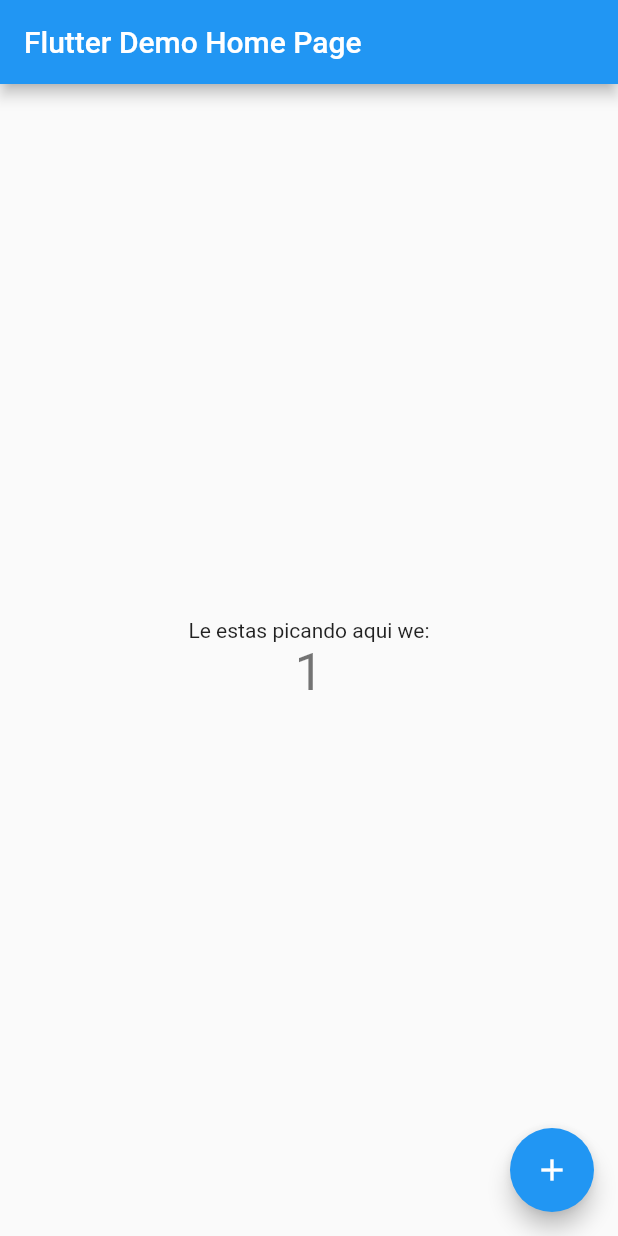
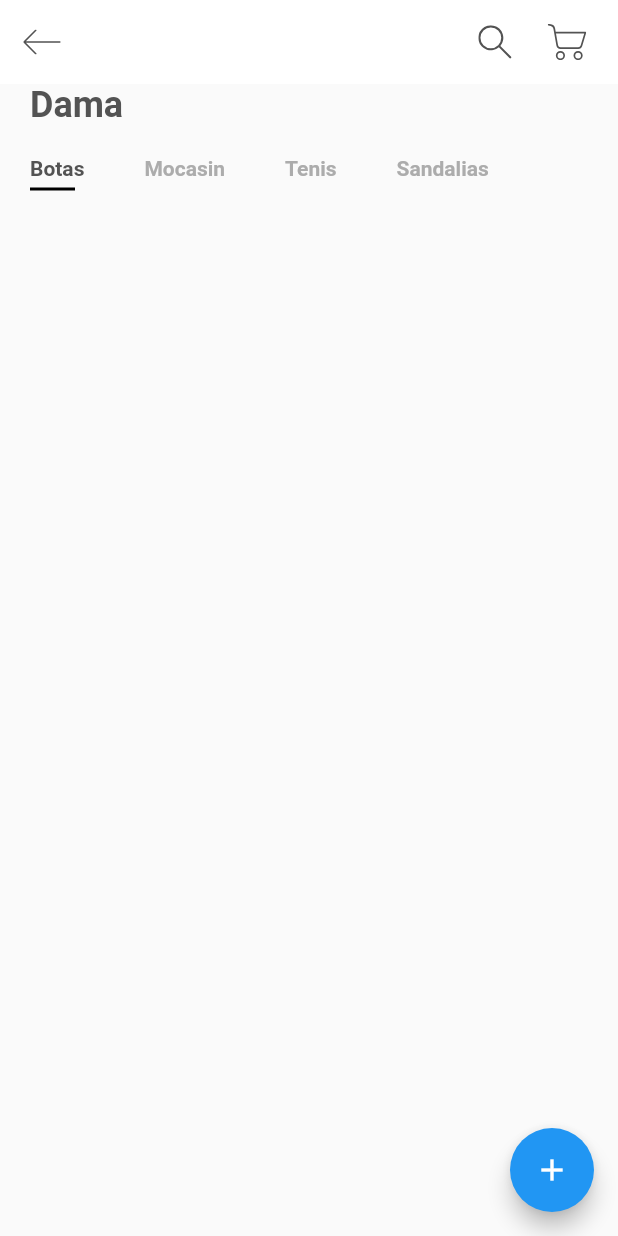
Before and after one commit to RaulRMa/prueba, a Flutter app: the screen it shows after launch, after a tap on the "add" icon, on a phone screen of 412 x 824 dp. Run offline on Flutter 3.47's test engine with Material 2 defaults, Android fonts, the phone set to English and light mode, and no system bars; our stand-ins replace flutter_svg, sqflite; accounts and stored records are empty; project files that could hold a hidden picture were left out.

Commit message:
Primeros componentes

```diff
--- a/lib/Backend/BaseDatos.dart
+++ /dev/null
@@ -1,3 +0,0 @@
-class Database{
-
-}
--- a/lib/main.dart
+++ b/lib/main.dart
@@ -1,106 +1,6 @@
 import 'package:flutter/material.dart';
+import 'src/UI/Principal.dart';
 
-void main() {
-  runApp(const MyApp());
+void main(){
+  runApp(MyApp());
 }
-
-class MyApp extends StatelessWidget {
-  const MyApp({Key? key}) : super(key: key);
-
-  // This widget is the root of your application.
-  @override
-  Widget build(BuildContext context) {
-    return MaterialApp(
-      title: 'Flutter Demo',
-      theme: ThemeData(
-        primarySwatch: Colors.blue,
-      ),
-      home: const MyHomePage(title: 'Flutter Demo Home Page'),
-    );
-  }
-}
-
-class MyHomePage extends StatefulWidget {
-  const MyHomePage({Key? key, required this.title}) : super(key: key);
-
-  // This widget is the home page of your application. It is stateful, meaning
-  // that it has a State object (defined below) that contains fields that affect
-  // how it looks.
-
-  // This class is the configuration for the state. It holds the values (in this
-  // case the title) provided by the parent (in this case the App widget) and
-  // used by the build method of the State. Fields in a Widget subclass are
-  // always marked "final".
-
-  final String title;
-
-  @override
-  State<MyHomePage> createState() => _MyHomePageState();
-}
-
-class _MyHomePageState extends State<MyHomePage> {
-  int _counter = 0;
-
-  void _incrementCounter() {
-    setState(() {
-      // This call to setState tells the Flutter framework that something has
-      // changed in this State, which causes it to rerun the build method below
-      // so that the display can reflect the updated values. If we changed
-      // _counter without calling setState(), then the build method would not be
-      // called again, and so nothing would appear to happen.
-      _counter++;
-    });
-  }
-
-  @override
-  Widget build(BuildContext context) {
-    // This method is rerun every time setState is called, for instance as done
-    // by the _incrementCounter method above.
-    //
-    // The Flutter framework has been optimized to make rerunning build methods
-    // fast, so that you can just rebuild anything that needs updating rather
-    // than having to individually change instances of widgets.
-    return Scaffold(
-      appBar: AppBar(
-        // Here we take the value from the MyHomePage object that was created by
-        // the App.build method, and use it to set our appbar title.
-        title: Text(widget.title),
-      ),
-      body: Center(
-        // Center is a layout widget. It takes a single child and positions it
-        // in the middle of the parent.
-        child: Column(
-          // Column is also a layout widget. It takes a list of children and
-          // arranges them vertically. By default, it sizes itself to fit its
-          // children horizontally, and tries to be as tall as its parent.
-          //
-          // Invoke "debug painting" (press "p" in the console, choose the
-          // "Toggle Debug Paint" action from the Flutter Inspector in Android
-          // Studio, or the "Toggle Debug Paint" command in Visual Studio Code)
-          // to see the wireframe for each widget.
-          //
-          // Column has various properties to control how it sizes itself and
-          // how it positions its children. Here we use mainAxisAlignment to
-          // center the children vertically; the main axis here is the vertical
-          // axis because Columns are vertical (the cross axis would be
-          // horizontal).
-          mainAxisAlignment: MainAxisAlignment.center,
-          children: <Widget>[
-            const Text(
-              'Le estas picando aqui we:',
-            ),
-            Text(
-              '$_counter',
-              style: Theme.of(context).textTheme.headline4,
-            ),
-          ],
-        ),
-      ),
-      floatingActionButton: FloatingActionButton(
-        onPressed: _incrementCounter,
-        tooltip: 'Increment',
-        child: const Icon(Icons.add),
-      ), // This trailing comma makes auto-formatting nicer for build methods.
-    );
-  }
-}
--- /dev/null
+++ b/lib/src/Backend/BaseDatos.dart
@@ -0,0 +1,51 @@
+import 'dart:io';
+import 'dart:typed_data';
+import 'package:path/path.dart';
+import 'package:flutter/services.dart';
+import 'package:prueba/src/UI/pages/home_page.dart';
+import 'package:sqflite/sqflite.dart';
+import 'Producto_model.dart';
+import 'dart:async';
+
+class Backend {
+  static Future<Database> _openDB() async {
+    var dbDir = await getDatabasesPath();
+    var dbPath = join(dbDir, 'productos.db');
+    ByteData data = await rootBundle.load("lib/src/Backend/productos.db");
+    List<int> bytes =
+        data.buffer.asUint8List(data.offsetInBytes, data.lengthInBytes);
+    await File(dbPath).writeAsBytes(bytes);
+
+    return openDatabase(dbPath);
+  }
+
+  static Future<int> insert(Producto prod) async {
+    Database db = await _openDB();
+    return db.insert("Productos", prod.toMap());
+  }
+
+  static Future<int> delete(Producto prod) async {
+    Database db = await _openDB();
+    return db.delete("Productos", where: "id: ?", whereArgs: [prod.id]);
+  }
+
+  static Future<int> update(Producto prod) async {
+    Database db = await _openDB();
+    return db.update("Productos", prod.toMap(),
+        where: "id: ?", whereArgs: [prod.id]);
+  }
+
+  static Future<List<Producto>> productos() async {
+    Database db = await _openDB();
+
+    final List<Map<String, dynamic>> productosMap = await db.query("Productos");
+
+    return List.generate(productosMap.length, (i) {
+      return Producto(
+        id: productosMap[i]["Id"],
+        name: productosMap[i]["nombre"],
+        price: productosMap[i]["precio"],
+      );
+    });
+  }
+}
--- /dev/null
+++ b/lib/src/Backend/Producto_model.dart
@@ -0,0 +1,19 @@
+class Producto {
+  final int id;
+  final String name;
+  final int price;
+
+  Producto(
+      {required int this.id,
+      required String this.name,
+      required int this.price,});
+
+  Map<String, dynamic> toMap(){
+    return{
+      'id' : this.id,
+      'name' : this.name,
+      'price' : this.price,
+    };
+  }
+
+}
--- /dev/null
+++ b/lib/src/UI/Principal.dart
@@ -0,0 +1,24 @@
+import 'package:flutter/material.dart';
+import 'package:prueba/src/UI/pages/home_page.dart';
+import './constants.dart';
+
+class MyApp extends StatelessWidget{
+
+  @override
+  Widget build(BuildContext context ){
+
+    return MaterialApp(
+      debugShowCheckedModeBanner: false,
+      title: 'Tienda perrona',
+      theme: ThemeData(
+        textTheme: Theme.of(context).textTheme.apply(bodyColor: kTextColor),
+        visualDensity: VisualDensity.adaptivePlatformDensity,
+      ),
+      home: Center(
+        child: HomePage(),
+      ),
+    );
+
+  }
+
+}
--- /dev/null
+++ b/lib/src/UI/components/body.dart
@@ -0,0 +1,82 @@
+import 'package:flutter/material.dart';
+import 'package:prueba/src/UI/constants.dart';
+
+class Body extends StatelessWidget {
+  @override
+  Widget build(BuildContext context) {
+    return Column(
+      crossAxisAlignment: CrossAxisAlignment.start,
+      children: <Widget>[
+        Padding(
+          padding: const EdgeInsets.symmetric(horizontal: kDefaultPadding),
+          child: Text(
+            "Dama",
+            style: Theme.of(context)
+                .textTheme
+                .headline5!
+                .copyWith(fontWeight: FontWeight.bold),
+          ),
+        ),
+        Categoria(),
+      ],
+    );
+  }
+}
+
+//Senecesita un componente con estado para las categorías
+class Categoria extends StatefulWidget {
+  const Categoria({Key? key}) : super(key: key);
+
+  @override
+  _CategoriaState createState() => _CategoriaState();
+}
+
+class _CategoriaState extends State<Categoria> {
+  List<String> categorias = ["Botas", "Mocasin", "Tenis", 'Sandalias'];
+  int selectedIndex = 0;
+
+  @override
+  Widget build(BuildContext context) {
+    return Padding(
+      padding: const EdgeInsets.symmetric(vertical: kDefaultPadding),
+      child: SizedBox(
+        height: 25,
+        child: ListView.builder(
+          scrollDirection: Axis.horizontal,
+          itemCount: categorias.length,
+          itemBuilder: (context, index) => buildCategory(index),
+        ),
+      ),
+    );
+  }
+
+  Widget buildCategory(int index) {
+    return GestureDetector(
+      onTap: () {
+        setState(() {
+          selectedIndex = index;
+        });
+      },
+      child: Padding(
+        padding: const EdgeInsets.symmetric(horizontal: kDefaultPadding),
+        child: Column(
+            crossAxisAlignment: CrossAxisAlignment.start,
+            children: <Widget>[
+              Text(categorias[index],
+                  style: TextStyle(
+                    fontWeight: FontWeight.bold,
+                    color:
+                        selectedIndex == index ? kTextColor : kTextLightColor,
+                  )),
+              Container(
+                margin: EdgeInsets.only(top: kDefaultPadding / 4),
+                height: 2,
+                width: 30,
+                color:
+                    selectedIndex == index ? Colors.black : Colors.transparent,
+              )
+            ]),
+      ),
+    );
+  }
+}
--- /dev/null
+++ b/lib/src/UI/constants.dart
@@ -0,0 +1,6 @@
+import 'package:flutter/material.dart';
+
+const kTextColor = Color(0xFF535353);
+const kTextLightColor = Color(0xFFACACAC);
+
+const kDefaultPadding = 20.0;
--- /dev/null
+++ b/lib/src/UI/pages/ProductoUI.dart
@@ -0,0 +1,3 @@
+class ProductoUi {
+
+}
--- /dev/null
+++ b/lib/src/UI/pages/home_page.dart
@@ -0,0 +1,51 @@
+import 'package:flutter/material.dart';
+import 'package:flutter_svg/flutter_svg.dart';
+import 'package:prueba/src/UI/components/body.dart';
+import 'package:prueba/src/UI/constants.dart';
+import '../../Backend/BaseDatos.dart';
+import '../../Backend/Producto_model.dart';
+
+cargaProducto() async {
+  List<Producto> productos = await Backend.productos();
+  print("Base de datos cargada!!");
+}
+
+class HomePage extends StatelessWidget {
+  final estiloTexto = new TextStyle(fontSize: 25);
+  final icon_path = 'lib/src/assets/icons/';
+  @override
+  Widget build(BuildContext context) {
+    cargaProducto();
+    // TODO: implement build
+    return Scaffold(
+      appBar: AppBar(
+        backgroundColor: Colors.white,
+        elevation: 0,
+        leading: IconButton(
+            onPressed: () {}, icon: SvgPicture.asset(icon_path + 'back.svg')),
+        actions: <Widget>[
+          IconButton(
+              onPressed: () {},
+              icon: SvgPicture.asset(
+                icon_path + 'search.svg',
+                color: kTextColor,
+              )),
+          IconButton(
+              onPressed: () {},
+              icon: SvgPicture.asset(
+                icon_path + 'cart.svg',
+                color: kTextColor,
+              )),
+          SizedBox(width: kDefaultPadding / 2),
+        ],
+      ),
+      body: Body(),
+      floatingActionButton: FloatingActionButton(
+        child: Icon(Icons.add),
+        onPressed: () {
+          print('Hola mundo!!');
+        },
+      ),
+    );
+  }
+}
```
Also changed, not shown: pubspec.yaml (+8 -1 lines), lib/UI/Principal.dart (deleted), lib/src/assets/icons/add_to_cart.svg (added), lib/src/assets/icons/back.svg (added), lib/src/assets/icons/bag_1.svg (added), lib/src/assets/icons/cart.svg (added), lib/src/assets/icons/heart.svg (added), lib/src/assets/icons/search.svg (added), pubspec.lock (added), 4 other files.
